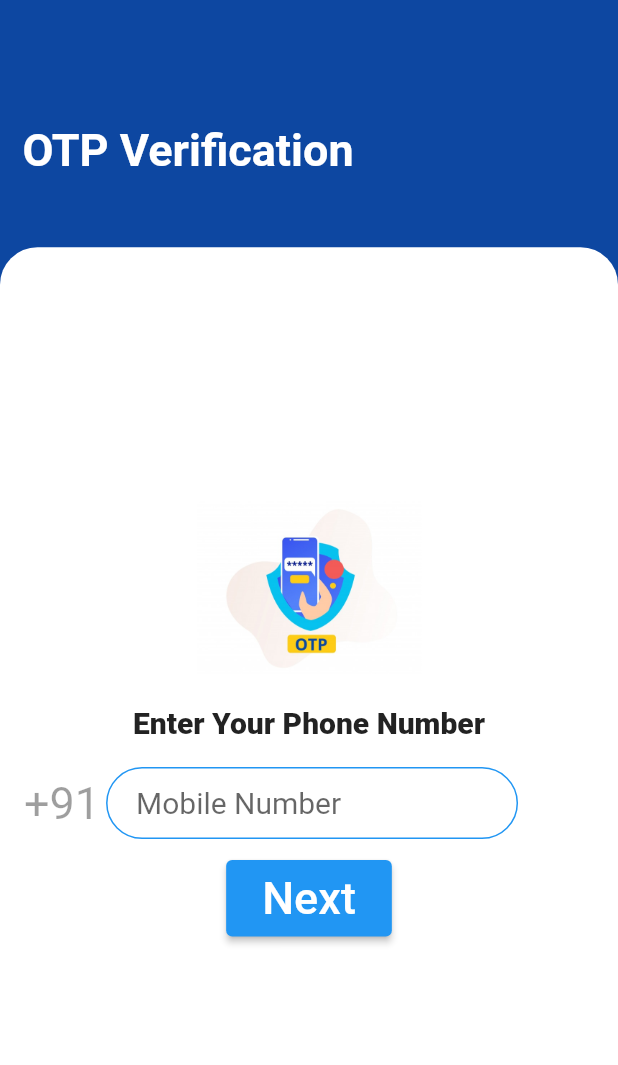
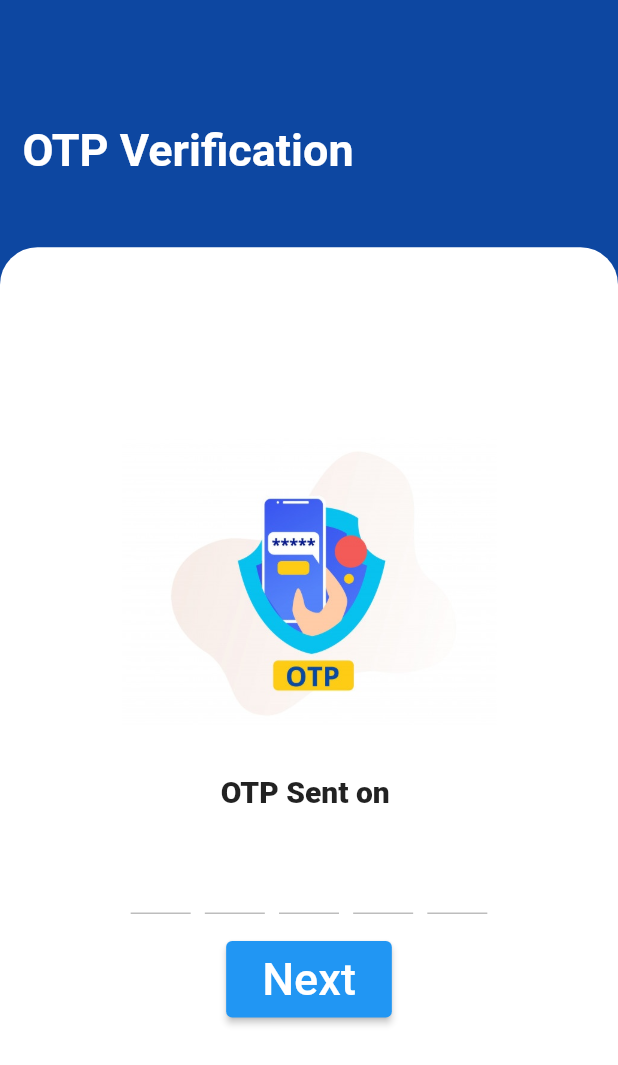
Before and after one commit to Ayushsahu6700/Login-Screen-Bloc, a Flutter app: the screen it shows after launch, after a tap on "Next", on a phone screen of 412 x 824 dp. Shown: the top 1065 px of the screen. Run offline on Flutter 3.47's test engine with Material 2 defaults, Android fonts, the light colour scheme and no system bars; drawn by our look-alikes of otp_text_field.

Commit message:
ui part done

```diff
--- a/lib/views/firstpage.dart
+++ b/lib/views/firstpage.dart
@@ -8,6 +8,7 @@ class MyHomePage extends StatefulWidget {
 }
 
 class _MyHomePageState extends State<MyHomePage> {
+  String mob = "";
   @override
   Widget build(BuildContext context) {
     return Scaffold(
@@ -114,6 +115,9 @@ class _MyHomePageState extends State<MyHomePage> {
                                         BorderRadius.all(Radius.circular(32.0)),
                                   ),
                                 ),
+                                onChanged: (value) {
+                                  mob = value.toString();
+                                },
                               ),
                             ),
                           ),
@@ -123,7 +127,9 @@ class _MyHomePageState extends State<MyHomePage> {
                         onPressed: () {
                           Navigator.push(context,
                               MaterialPageRoute(builder: (context) {
-                            return otpScreen();
+                            return otpScreen(
+                              mob: mob,
+                            );
                           }));
                         },
                         child: Container(
--- a/lib/views/otpScreen.dart
+++ b/lib/views/otpScreen.dart
@@ -1,8 +1,11 @@
 import 'package:flutter/material.dart';
-
+import 'package:otp_text_field/otp_field.dart';
+import 'package:otp_text_field/style.dart';
 import 'homePage.dart';
 
 class otpScreen extends StatefulWidget {
+  String mob;
+  otpScreen({required this.mob});
   @override
   _otpScreenState createState() => _otpScreenState();
 }
@@ -11,7 +14,8 @@ class _otpScreenState extends State<otpScreen> {
   @override
   Widget build(BuildContext context) {
     return Scaffold(
-      body: Stack(
+      body: SingleChildScrollView(
+        child: Stack(
           children: [
             Container(
               width: MediaQuery.of(context).size.width,
@@ -58,65 +62,35 @@ class _otpScreenState extends State<otpScreen> {
                       ClipRRect(
                         child: Image.asset(
                           "assets/OTP.jpg",
-                        height: 150,
-                        width: 150,
+                          height: 250,
+                          width: 250,
                         ),
                       ),
                       Padding(
                         padding: const EdgeInsets.all(4.0),
                         child: Text(
-                        "Enter Your Phone Number", //
-
+                          "OTP Sent on " + (widget.mob),
                           style: TextStyle(
                               fontSize: 20, fontWeight: FontWeight.w900),
                         ),
                       ),
-                    Row(
-                      mainAxisAlignment: MainAxisAlignment.start,
-                      children: [
                       Padding(
-                          padding: const EdgeInsets.only(left: 16),
-                          child: Text(
-                            "+91",
-                            style:
-                                TextStyle(fontSize: 30, color: Colors.black38),
+                        padding: const EdgeInsets.all(18.0),
+                        child: OTPTextField(
+                          length: 5,
+                          width: 3 * MediaQuery.of(context).size.width / 5,
+                          fieldWidth: 40,
+                          style: TextStyle(
+                              fontSize: 17, fontWeight: FontWeight.w700),
+                          textFieldAlignment: MainAxisAlignment.spaceAround,
+                          fieldStyle: FieldStyle.underline,
+                          onChanged: (pin) {
+                            print("Completed: " + pin);
+                          },
+                          onCompleted: (pin) {
+                            print(pin);
+                          },
                         ),
-                        ),
-                        Padding(
-                          padding: const EdgeInsets.symmetric(
-                              horizontal: 4, vertical: 4),
-                          child: Container(
-                            width: 2 * MediaQuery.of(context).size.width / 3,
-                            margin: EdgeInsets.symmetric(vertical: 10.0),
-                            child: TextFormField(
-                              keyboardType: TextInputType.number,
-                              autofocus: false,
-                              style: TextStyle(fontSize: 20),
-                              decoration: InputDecoration(
-                                hintText: 'Mobile Number',
-                                contentPadding: EdgeInsets.symmetric(
-                                    vertical: 10.0, horizontal: 20.0),
-                                border: OutlineInputBorder(
-                                  borderRadius:
-                                      BorderRadius.all(Radius.circular(32.0)),
-                                ),
-                                enabledBorder: OutlineInputBorder(
-                                  borderSide: BorderSide(
-                                      color: Colors.blue, width: 1.0),
-                                  borderRadius:
-                                      BorderRadius.all(Radius.circular(32.0)),
-                                ),
-                                focusedBorder: OutlineInputBorder(
-                                  borderSide: BorderSide(
-                                      color: Colors.blue, width: 2.0),
-                                  borderRadius:
-                                      BorderRadius.all(Radius.circular(32.0)),
-                                ),
-                              ),
-                            ),
-                          ),
-                        ),
-                      ],
                       ),
                       ElevatedButton(
                         onPressed: () {
@@ -146,6 +120,7 @@ class _otpScreenState extends State<otpScreen> {
             ),
           ],
         ),
+      ),
     );
   }
 }
--- a/pubspec.yaml
+++ b/pubspec.yaml
@@ -34,6 +34,7 @@ dependencies:
   # The following adds the Cupertino Icons font to your application.
   # Use with the CupertinoIcons class for iOS style icons.
   cupertino_icons: ^1.0.2
+  otp_text_field: ^1.0.2
 
 dev_dependencies:
   flutter_test:
```
Also changed, not shown: pubspec.lock. Lines whose indentation alone changed are shown as unchanged.
